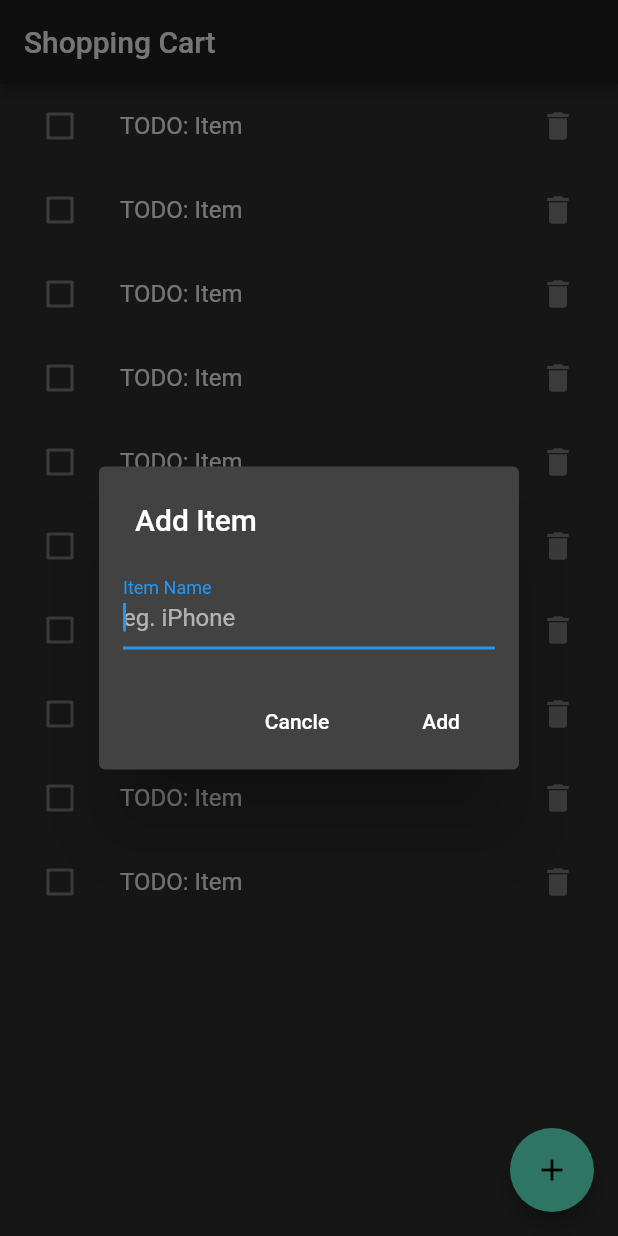
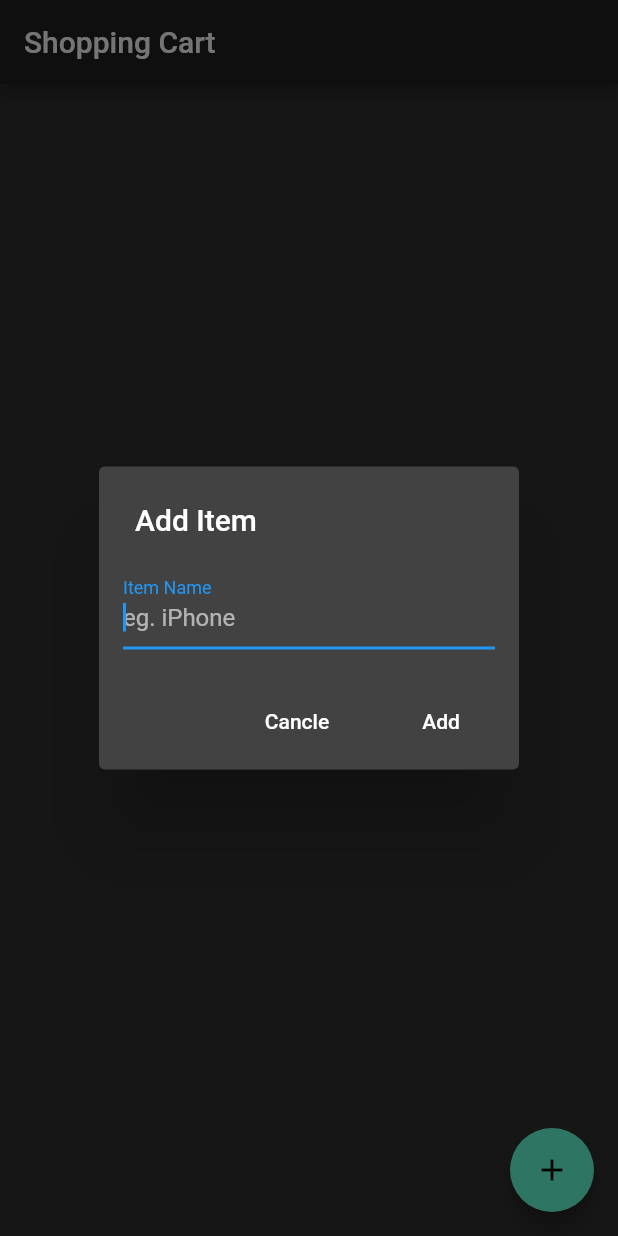
Before and after one commit to shofizone/flutter_shopping_cart_redux, a Flutter app: the screen it shows after launch, after a tap on the "add" icon, on a phone screen of 412 x 824 dp. Run offline on Flutter 3.47's test engine with Material 2 defaults, Android fonts, the phone set to English and light mode, and no system bars; our stand-ins replace flutter_redux, redux; missing offline and left inert: redux_dev_tools.

```diff
--- a/lib/add_item_dialog.dart
+++ b/lib/add_item_dialog.dart
@@ -1,4 +1,7 @@
 import 'package:flutter/material.dart';
+import 'package:flutter_redux/flutter_redux.dart';
+import 'package:shopping_cart_redux/models/cart_item.dart';
+import 'package:shopping_cart_redux/redux/actions.dart';
 
 class AddItemDialog extends StatefulWidget {
   @override
@@ -6,8 +9,13 @@ class AddItemDialog extends StatefulWidget {
 }
 
 class _AddItemDialogState extends State<AddItemDialog> {
+  String itemName ;
   @override
   Widget build(BuildContext context) {
+    return StoreConnector<List<CartItem>, OnItemAddedCallback>(
+      converter: (store) => (itemName) => store
+          .dispatch(AddItemAction(CartItem(name: itemName, checked: false))),
+      builder: (BuildContext context, OnItemAddedCallback callBack) {
         return AlertDialog(
           title: Text("Add Item"),
           contentPadding: EdgeInsets.all(16.0),
@@ -17,18 +25,33 @@ class _AddItemDialogState extends State<AddItemDialog> {
                 child: TextField(
                   autofocus: true,
                   decoration: InputDecoration(
-                labelText: "Item Name",
-                hintText: "eg. iPhone"
-              ),
+                      labelText: "Item Name", hintText: "eg. iPhone"),
+                  onChanged: (value){
+                    itemName  = value;
+                  },
                 ),
               ),
             ],
           ),
-
           actions: <Widget>[
-        FlatButton(onPressed: (){Navigator.pop(context);},child: Text("Cancle"),),
-        FlatButton(onPressed: (){Navigator.pop(context);},child: Text("Add"),),
+            FlatButton(
+              onPressed: () {
+                Navigator.pop(context);
+              },
+              child: Text("Cancle"),
+            ),
+            FlatButton(
+              onPressed: () {
+                callBack(itemName);
+                Navigator.pop(context);
+              },
+              child: Text("Add"),
+            ),
           ],
+        );
+      },
     );
   }
 }
+
+typedef OnItemAddedCallback = Function(String itemName);
--- a/lib/main.dart
+++ b/lib/main.dart
@@ -4,6 +4,7 @@ import 'package:shopping_cart_redux/shopping_cart.dart';
 import 'package:flutter_redux/flutter_redux.dart';
 import 'package:redux/redux.dart';
 import 'package:shopping_cart_redux/redux/reducers.dart';
+import 'package:redux_dev_tools/redux_dev_tools.dart';
 
 void main() {
   final store  = new Store<List<CartItem>>(cardItemsReducer,initialState: []);
--- a/lib/shopping_list.dart
+++ b/lib/shopping_list.dart
@@ -8,10 +8,10 @@ class ShoppingList extends StatelessWidget {
   Widget build(BuildContext context) {
     return StoreConnector<List<CartItem>, List<CartItem>>(
       converter: (store)=>store.state,
-      builder: (BuildContext context, List vm) {
+      builder: (BuildContext context, List list) {
         return ListView.builder(
-            itemCount: 10,
-            itemBuilder: (BuildContext context, int index) => ShoppingListItem());
+            itemCount: list.length,
+            itemBuilder: (BuildContext context, int index) => ShoppingListItem(item: list[index]));
       },
     );
   }
--- a/pubspec.yaml
+++ b/pubspec.yaml
@@ -28,6 +28,7 @@ dependencies:
 dev_dependencies:
   flutter_test:
     sdk: flutter
+  redux_dev_tools: ^0.4.0
 
 
 # For information on the generic Dart part of this file, see the
```
Also changed, not shown: lib/shopping_list_item.dart (+31 -7 lines), pubspec.lock. Lines whose indentation alone changed are shown as unchanged.
